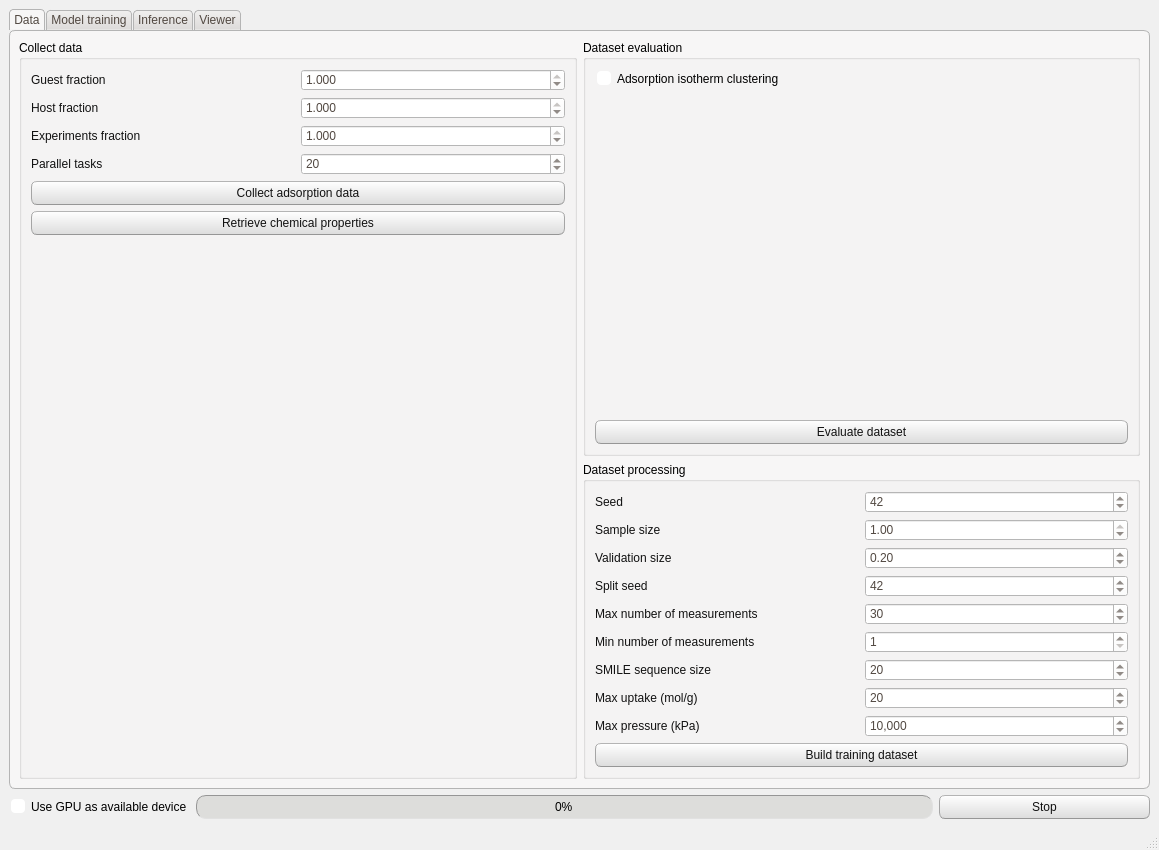
Before: the Qt Designer form NISTADS/app/src/window_layout.ui in CTCycle/ADSMOD-Adsorption-Modeling, drawn with Qt 5.
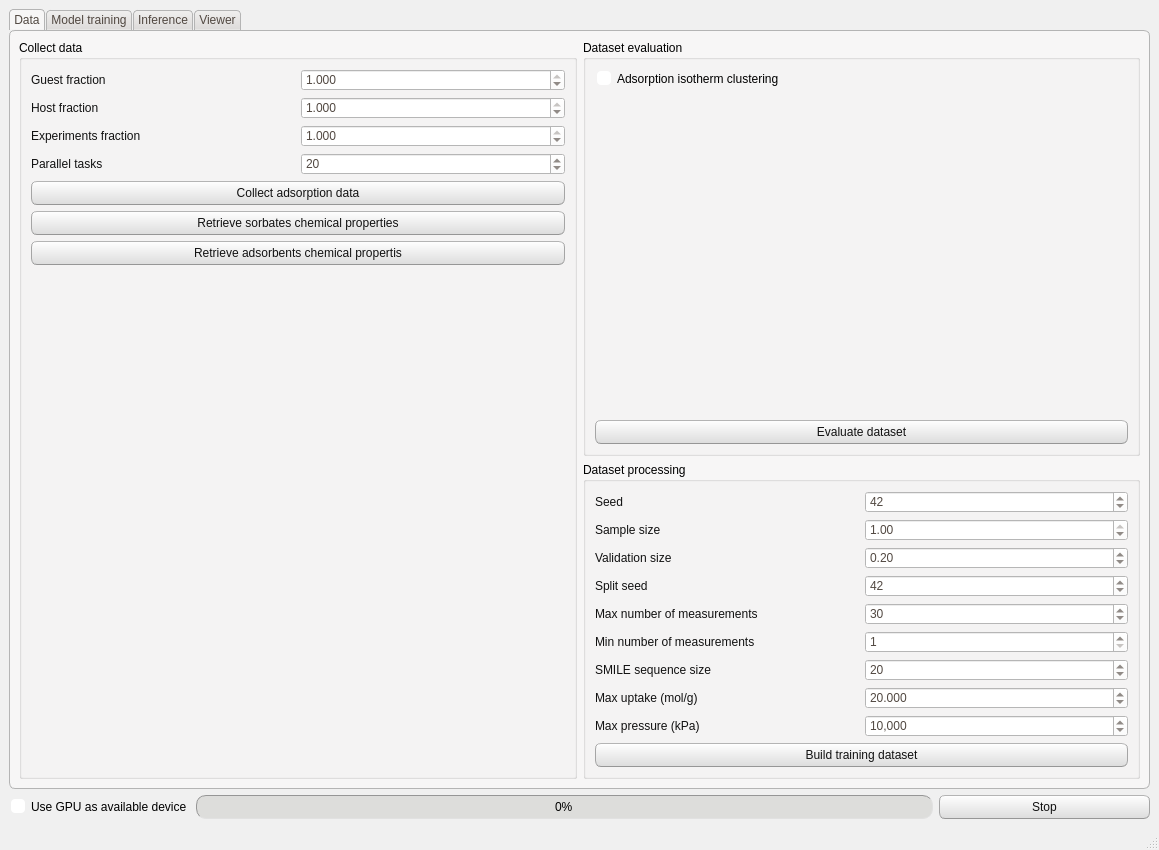
After: the same form once the commit is applied.

Patch:
```diff
--- a/NISTADS/app/src/window_layout.ui
+++ b/NISTADS/app/src/window_layout.ui
@@ -662,7 +662,14 @@
            <item>
             <widget class="QPushButton" name="retrieveChemProperties">
              <property name="text">
-              <string>Retrieve chemical properties</string>
+              <string>Retrieve sorbates chemical properties</string>
+             </property>
+            </widget>
+           </item>
+           <item>
+            <widget class="QPushButton" name="retrieveHostProperties">
+             <property name="text">
+              <string>Retrieve adsorbents chemical propertis</string>
              </property>
             </widget>
            </item>
@@ -904,15 +911,21 @@
                 </widget>
                </item>
                <item>
-                <widget class="QSpinBox" name="maxUptake">
+                <widget class="QDoubleSpinBox" name="maxUptake">
+                 <property name="decimals">
+                  <number>3</number>
+                 </property>
                  <property name="minimum">
-                  <number>0</number>
+                  <double>0.001000000000000</double>
                  </property>
                  <property name="maximum">
-                  <number>100</number>
+                  <double>100.000000000000000</double>
+                 </property>
+                 <property name="singleStep">
+                  <double>0.100000000000000</double>
                  </property>
                  <property name="value">
-                  <number>20</number>
+                  <double>20.000000000000000</double>
                  </property>
                 </widget>
                </item>
```
Left out of the diff: 24 changed lines with no effect on the pictures.
